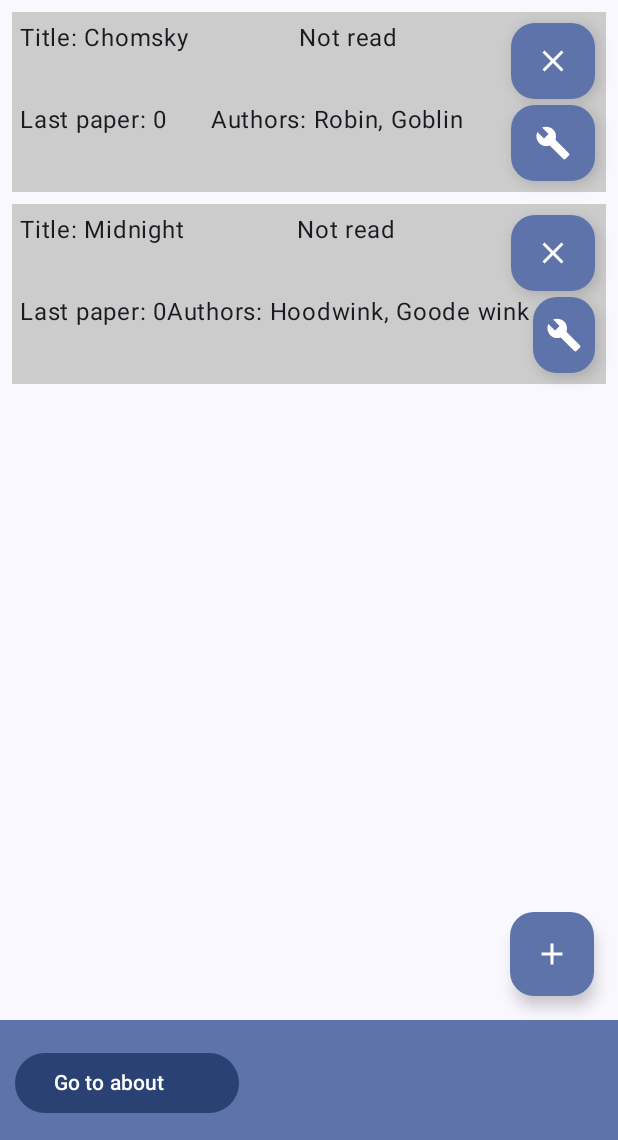
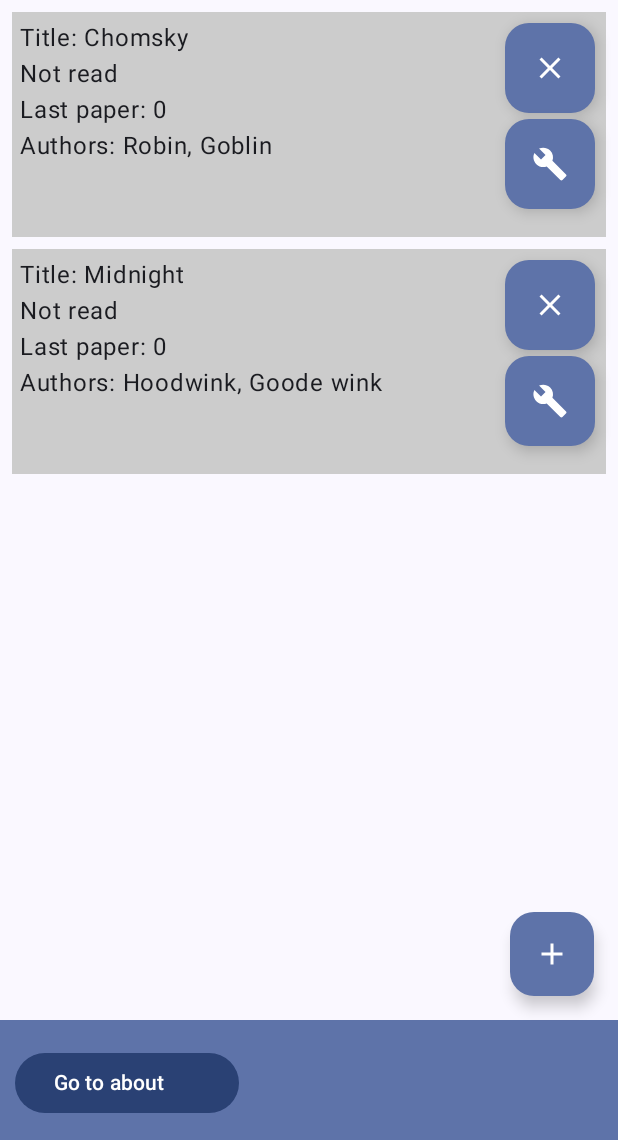
Before and after one commit to Kiuh/University-Kotlin-Android, an Android app built with Jetpack Compose: the @Preview function HomeScreenPreview, on a phone screen of 412 x 824 dp, the part 96-1236 px from its top. Run offline under Robolectric (Android 15) with nearby library versions, the phone set to English and light mode, and no system bars.

Commit message:
Second lab

```diff
--- a/Boolib/app/src/main/java/by/bsuir/khimich/boolib/screens/HomeScreen.kt
+++ b/Boolib/app/src/main/java/by/bsuir/khimich/boolib/screens/HomeScreen.kt
@@ -9,6 +9,7 @@ import androidx.compose.foundation.layout.fillMaxHeight
 import androidx.compose.foundation.layout.fillMaxWidth
 import androidx.compose.foundation.layout.height
 import androidx.compose.foundation.layout.padding
+import androidx.compose.foundation.layout.width
 import androidx.compose.foundation.lazy.LazyColumn
 import androidx.compose.foundation.rememberScrollState
 import androidx.compose.foundation.verticalScroll
@@ -160,34 +161,42 @@ fun BookCard(book: Book, onRemove: ((Book) -> Unit)?, onRedact: ((Book) -> Unit)
     Box(
         modifier =
             Modifier.fillMaxWidth()
-                .height(120.dp)
+                .height(150.dp)
                 .background(color = Color.LightGray)
                 .padding(5.dp),
     ) {
-        Column(
-            verticalArrangement = Arrangement.Center,
-        ) {
-            Row(
-                modifier = Modifier.fillMaxWidth().weight(1f),
-                horizontalArrangement = Arrangement.SpaceBetween
+        Row(modifier = Modifier.fillMaxHeight()) {
+            Column(
+                modifier = Modifier.fillMaxWidth().weight(5f),
+                verticalArrangement = Arrangement.Center,
             ) {
-                Text(modifier = Modifier, text = "Title: " + book.name)
-                Text(modifier = Modifier, text = if (book.isRead) "Read" else "Not read")
+                Text(modifier = Modifier.fillMaxWidth(), text = "Title: " + book.name)
+                Text(
+                    modifier = Modifier.fillMaxWidth(),
+                    text = if (book.isRead) "Read" else "Not read"
+                )
+                Text(
+                    modifier = Modifier.fillMaxWidth(),
+                    text = "Last paper: " + book.lastPaper.toString()
+                )
+                Text(
+                    modifier = Modifier.fillMaxWidth(),
+                    text = "Authors: " + book.authors.joinToString(", ")
+                )
+            }
+            Column(
+                modifier = Modifier.weight(1f),
+                verticalArrangement = Arrangement.Center,
+                horizontalAlignment = Alignment.CenterHorizontally
+            ) {
                 FloatingActionButton(
-                    modifier = Modifier.padding(2.dp),
+                    modifier = Modifier.padding(2.dp).width(60.dp).height(60.dp),
                     onClick = { if (onRemove != null) onRemove(book) }
                 ) {
                     Icon(Icons.Default.Clear, contentDescription = null)
                 }
-            }
-            Row(
-                modifier = Modifier.fillMaxWidth().weight(1f),
-                horizontalArrangement = Arrangement.SpaceBetween
-            ) {
-                Text(modifier = Modifier, text = "Last paper: " + book.lastPaper.toString())
-                Text(modifier = Modifier, text = "Authors: " + book.authors.joinToString(", "))
                 FloatingActionButton(
-                    modifier = Modifier.padding(2.dp),
+                    modifier = Modifier.padding(2.dp).width(60.dp).height(60.dp),
                     onClick = { if (onRedact != null) onRedact(book) }
                 ) {
                     Icon(Icons.Default.Build, contentDescription = null)
--- a/Boolib/app/src/main/java/by/bsuir/khimich/boolib/ui/theme/Theme.kt
+++ b/Boolib/app/src/main/java/by/bsuir/khimich/boolib/ui/theme/Theme.kt
@@ -15,27 +15,11 @@ import androidx.compose.ui.platform.LocalContext
 import androidx.compose.ui.platform.LocalView
 import androidx.core.view.WindowCompat
 
-private val DarkColorScheme = darkColorScheme(
-    primary = Purple80,
-    secondary = PurpleGrey80,
-    tertiary = Pink80
-)
+private val DarkColorScheme =
+    darkColorScheme(primary = Purple80, secondary = PurpleGrey80, tertiary = Pink80)
 
-private val LightColorScheme = lightColorScheme(
-    primary = Purple40,
-    secondary = PurpleGrey40,
-    tertiary = Pink40
-
-    /* Other default colors to override
-    background = Color(0xFFFFFBFE),
-    surface = Color(0xFFFFFBFE),
-    onPrimary = Color.White,
-    onSecondary = Color.White,
-    onTertiary = Color.White,
-    onBackground = Color(0xFF1C1B1F),
-    onSurface = Color(0xFF1C1B1F),
-    */
-)
+private val LightColorScheme =
+    lightColorScheme(primary = Purple40, secondary = PurpleGrey40, tertiary = Pink40)
 
 @Composable
 fun BoolibTheme(
@@ -44,12 +28,12 @@ fun BoolibTheme(
     dynamicColor: Boolean = true,
     content: @Composable () -> Unit
 ) {
-    val colorScheme = when {
+    val colorScheme =
+        when {
             dynamicColor && Build.VERSION.SDK_INT >= Build.VERSION_CODES.S -> {
                 val context = LocalContext.current
                 if (darkTheme) dynamicDarkColorScheme(context) else dynamicLightColorScheme(context)
             }
-
             darkTheme -> DarkColorScheme
             else -> LightColorScheme
         }
@@ -62,9 +46,5 @@ fun BoolibTheme(
         }
     }
 
-    MaterialTheme(
-        colorScheme = colorScheme,
-        typography = Typography,
-        content = content
-    )
+    MaterialTheme(colorScheme = colorScheme, typography = Typography, content = content)
 }
```
Lines whose indentation alone changed are shown as unchanged.
